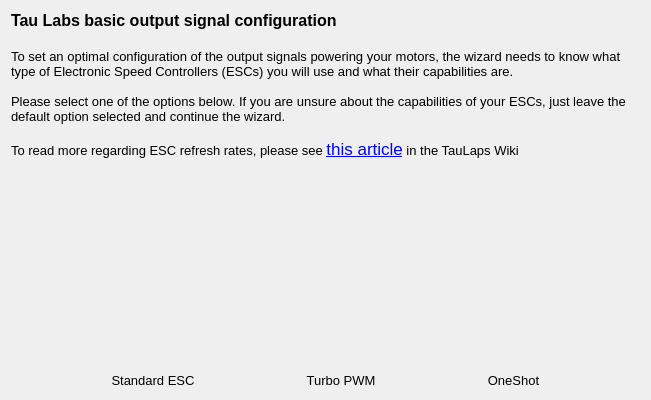
Old version of the form ground/gcs/src/plugins/setupwizard/pages/outputpage.ui in the repository TauLabs/TauLabs.
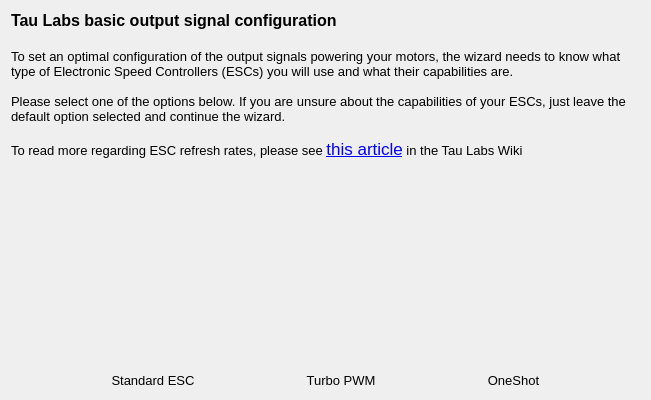
New version of the form. Icons and pictures are not drawn.

Commit message: GCS:SetupWizard: Fix typo on ESC page

Diff of the .ui file:
```diff
--- a/ground/gcs/src/plugins/setupwizard/pages/outputpage.ui
+++ b/ground/gcs/src/plugins/setupwizard/pages/outputpage.ui
@@ -27,7 +27,7 @@
 &lt;p style=&quot;-qt-paragraph-type:empty; margin-top:0px; margin-bottom:0px; margin-left:0px; margin-right:0px; -qt-block-indent:0; text-indent:0px; font-family:'MS Shell Dlg 2'; font-size:10pt;&quot;&gt;&lt;br /&gt;&lt;/p&gt;
 &lt;p style=&quot; margin-top:0px; margin-bottom:0px; margin-left:0px; margin-right:0px; -qt-block-indent:0; text-indent:0px;&quot;&gt;&lt;span style=&quot; font-family:'MS Shell Dlg 2'; font-size:10pt;&quot;&gt;Please select one of the options below. If you are unsure about the capabilities of your ESCs, just leave the default option selected and continue the wizard.&lt;/span&gt;&lt;/p&gt;
 &lt;p style=&quot;-qt-paragraph-type:empty; margin-top:0px; margin-bottom:0px; margin-left:0px; margin-right:0px; -qt-block-indent:0; text-indent:0px; font-family:'MS Shell Dlg 2'; font-size:10pt;&quot;&gt;&lt;br /&gt;&lt;/p&gt;
-&lt;p style=&quot; margin-top:0px; margin-bottom:0px; margin-left:0px; margin-right:0px; -qt-block-indent:0; text-indent:0px;&quot;&gt;&lt;span style=&quot; font-family:'MS Shell Dlg 2'; font-size:10pt;&quot;&gt;To read more regarding ESC refresh rates, please see &lt;/span&gt;&lt;a href=&quot;https://github.com/TauLabs/TauLabs/wiki/OnlineHelp:-TurboPWM-ESC's&quot;&gt;&lt;span style=&quot; text-decoration: underline; color:#0000ff;&quot;&gt;this article&lt;/span&gt;&lt;/a&gt;&lt;span style=&quot; font-family:'MS Shell Dlg 2'; font-size:10pt;&quot;&gt; in the TauLaps Wiki&lt;/span&gt;&lt;/p&gt;&lt;/body&gt;&lt;/html&gt;</string>
+&lt;p style=&quot; margin-top:0px; margin-bottom:0px; margin-left:0px; margin-right:0px; -qt-block-indent:0; text-indent:0px;&quot;&gt;&lt;span style=&quot; font-family:'MS Shell Dlg 2'; font-size:10pt;&quot;&gt;To read more regarding ESC refresh rates, please see &lt;/span&gt;&lt;a href=&quot;https://github.com/TauLabs/TauLabs/wiki/OnlineHelp:-TurboPWM-ESC's&quot;&gt;&lt;span style=&quot; text-decoration: underline; color:#0000ff;&quot;&gt;this article&lt;/span&gt;&lt;/a&gt;&lt;span style=&quot; font-family:'MS Shell Dlg 2'; font-size:10pt;&quot;&gt; in the Tau Labs Wiki&lt;/span&gt;&lt;/p&gt;&lt;/body&gt;&lt;/html&gt;</string>
      </property>
      <property name="alignment">
       <set>Qt::AlignLeading|Qt::AlignLeft|Qt::AlignTop</set>
```
